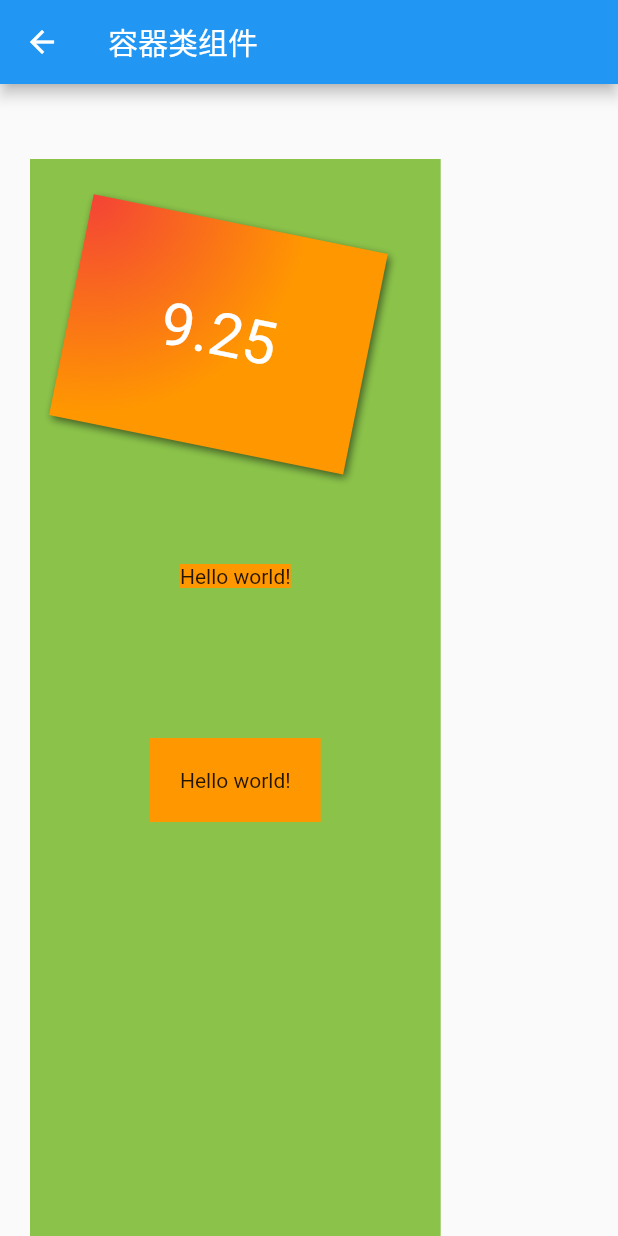
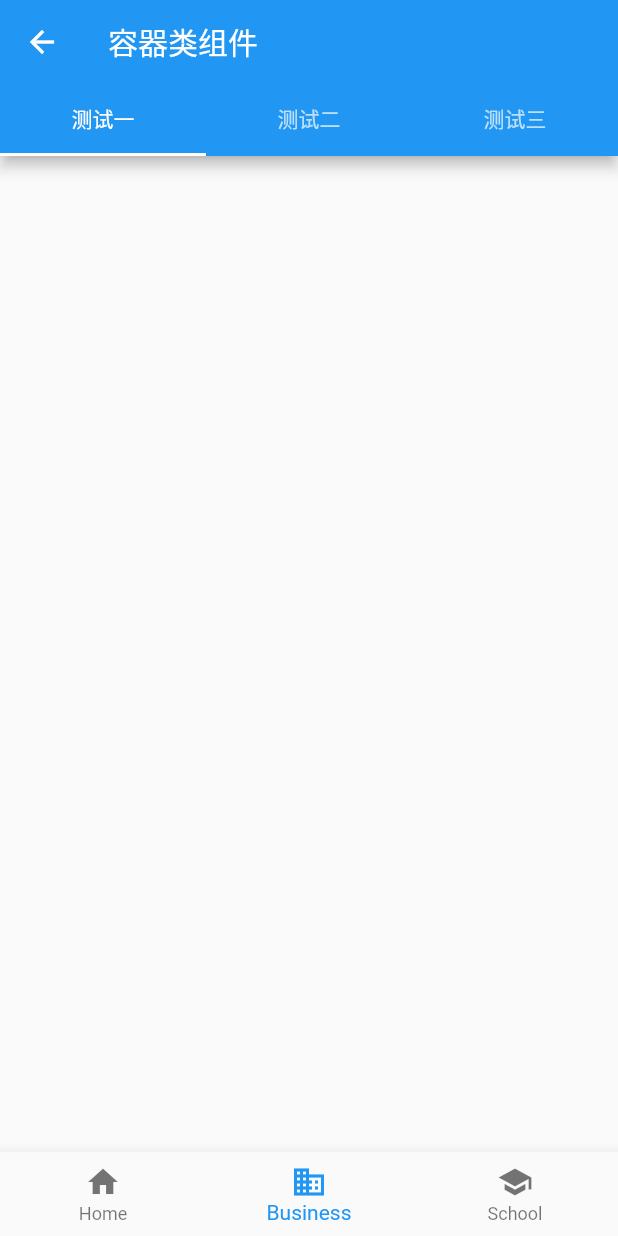
Before and after one commit to yangxinliang/flutter_app_demo, a Flutter app: the ContainerWidget screen opened directly, on a phone screen of 412 x 824 dp. Run offline on Flutter 3.47's test engine with Material 2 defaults, Android fonts, the phone set to English and light mode, and no system bars.

Commit message:
提交： 增加底部导航栏

```diff
--- a/flutter_app/lib/container_components_page.dart
+++ b/flutter_app/lib/container_components_page.dart
@@ -5,22 +5,50 @@ class ContainerWidget extends StatefulWidget {
   _ContainerWidgetState createState() => _ContainerWidgetState();
 }
 
-class _ContainerWidgetState extends State<ContainerWidget> {
+// 使用TabController(length: tabs.length, vsync: this) 需要 SingleTickerProviderStateMixin
+class _ContainerWidgetState extends State<ContainerWidget>
+    with SingleTickerProviderStateMixin {
+  int _selectedIndex = 1;
+  //需要定义 tab一个Controller
+  TabController _tabController;
+  List tabs = ["测试一", "测试二", "测试三"];
+
+  @override
+  void initState() {
+    // TODO: implement initState
+    super.initState();
+    // 创建Controller
+    _tabController = TabController(length: tabs.length, vsync: this);
+  }
+
   @override
   Widget build(BuildContext context) {
-    return Scaffold(
-      appBar: AppBar(
-        title: Text("容器类组件"),
-      ),
-      body: Container(
-          color: Colors.lightGreen,
-          margin: EdgeInsets.only(left: 20, top: 50),
-//        height: 40,
-//        width: 200,
-//        height: 20,
+    return _configScaffoldAndTabBar();
 
-          child: _configContainer()),
-    );
+//      Scaffold(
+//      appBar: AppBar( // 导航栏的配置
+//        title: Text("容器类组件"),
+
+//      ),
+//      // 左侧抽屉配置
+////      drawer: ,
+//       // 右侧抽屉配置
+////      endDrawer: ,
+//      // 页面的主内容配置
+//      body: Container(
+//          color: Colors.lightGreen,
+//          margin: EdgeInsets.only(left: 20, top: 50),
+////        height: 40,
+////        width: 200,
+////        height: 20,
+//
+//          child: _configContainer()
+//      ),
+//      // 显示在底部的导航栏
+//      //bottomNavigationBar: ,
+//
+//
+//    );
   }
 
   //Padding可以给其子节点添加填充（留白），和边距效果类似。我们在前面很多示例中都已经使用过它了
@@ -132,10 +160,8 @@ class _ContainerWidgetState extends State<ContainerWidget> {
 //  // 它是DecoratedBox、ConstrainedBox、Transform、Padding、Align等组件组合的一个多功能容器，
 //  // 所以我们只需通过一个Container组件可以实现同时需要装饰、变换、限制的场景
   Widget _configContainer() {
-
     return Column(
       children: <Widget>[
-
         //
 //    Container({
 //    this.alignment, // 子组件的对齐方式
@@ -155,7 +181,7 @@ class _ContainerWidgetState extends State<ContainerWidget> {
           constraints:
               BoxConstraints.tightFor(width: 200.0, height: 150.0), //卡片大小
           decoration: BoxDecoration(
-               color: Colors.yellow,
+              color: Colors.yellow,
               //背景装饰
               gradient: RadialGradient(
                   //背景径向渐变
@@ -189,12 +215,63 @@ class _ContainerWidgetState extends State<ContainerWidget> {
           color: Colors.orange,
           child: Text("Hello world!"),
         ),
-
-
-
-
-
       ],
     );
   }
+
+  // Scaffold是一个路由页的骨架，我们使用它可以很容易地拼装出一个完整的页面
+  // TabBar
+  Widget _configScaffoldAndTabBar() {
+    // 页面脚手架
+    return Scaffold(
+//        AppBar({
+//        Key key,
+//        this.leading, //导航栏最左侧Widget，常见为抽屉菜单按钮或返回按钮。
+//        this.automaticallyImplyLeading = true, //如果leading为null，是否自动实现默认的leading按钮
+//        this.title,// 页面标题
+//        this.actions, // 导航栏右侧菜单
+//        this.bottom, // 导航栏底部菜单，通常为Tab按钮组
+//        this.elevation = 4.0, // 导航栏阴影
+//        this.centerTitle, //标题是否居中
+//        this.backgroundColor,
+//        ...   //其它属性见源码注释
+//        })
+      appBar: AppBar(
+        // 导航栏的配置
+        title: Text("容器类组件"),
+        // 导航栏右侧菜单栏
+        //actions: <Widget>[],
+
+        bottom: TabBar(
+            //生成Tab菜单
+            controller: _tabController,
+            tabs: tabs.map((e) => Tab(text: e)).toList()),
+      ),
+      // 左侧抽屉效果
+      // drawer: ,
+      //右侧抽屉效果
+//      endDrawer: ,
+      // BottomNavigationBar 底部导航栏
+      bottomNavigationBar: BottomNavigationBar(
+        items: <BottomNavigationBarItem>[
+          BottomNavigationBarItem(icon: Icon(Icons.home), title: Text('Home')),
+          BottomNavigationBarItem(
+              icon: Icon(Icons.business), title: Text('Business')),
+          BottomNavigationBarItem(
+              icon: Icon(Icons.school), title: Text('School')),
+        ],
+        currentIndex: _selectedIndex,
+        fixedColor: Colors.blue,
+        onTap: _onItemTapped,
+      ),
+    );
+  }
+
+  void _onItemTapped(int index) {
+    setState(() {
+      _selectedIndex = index;
+    });
+  }
+
+  void _onAdd() {}
 }
```
